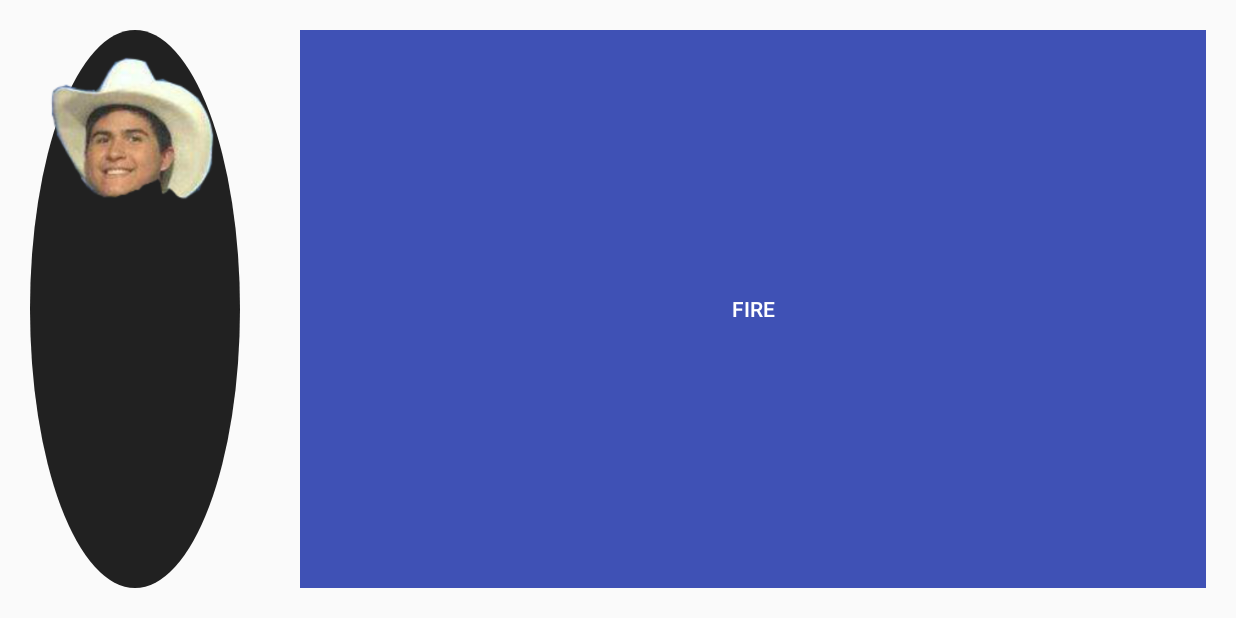
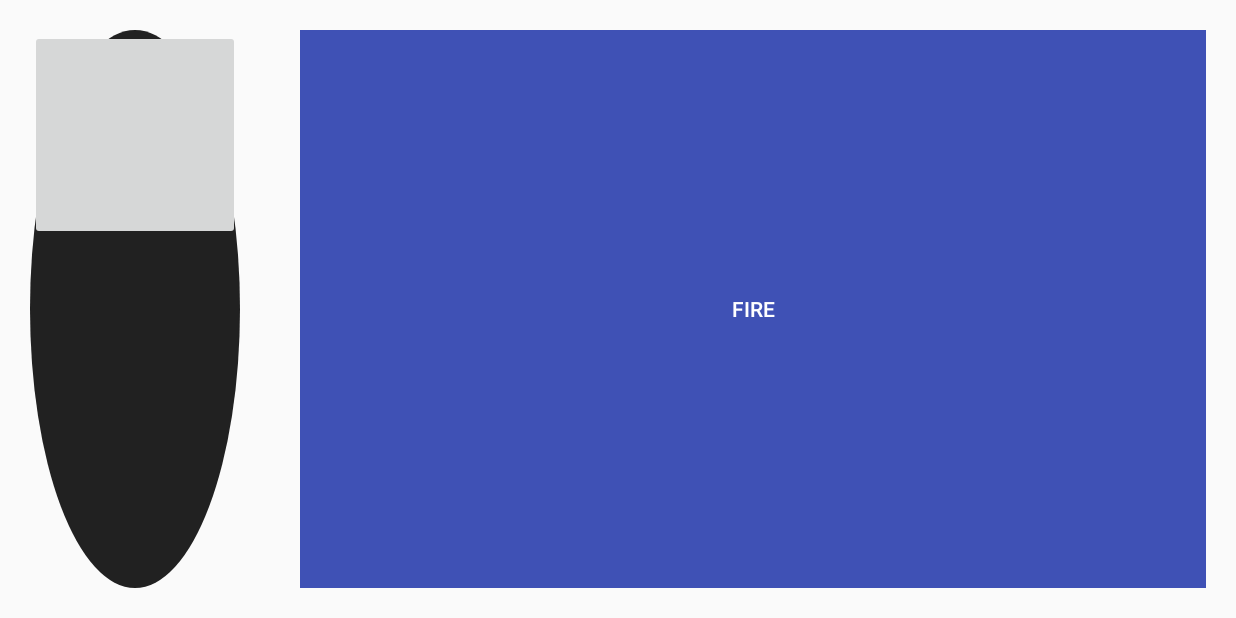
Before and after one commit to miguelacio/BlueetoothController, an Android app: the screen it shows after launch (MainActivity), on a phone screen of 824 x 412 dp (held sideways). Run offline under Robolectric (Android 15) with nearby library versions, the phone set to English and light mode, and no system bars; libraries missing offline, so code that uses them is left out: com.jmedeisis.bugstick; plain views replace Joystick; 2 statements that could not run were skipped.

Commit message:
se mejoro

```diff
--- a/app/build.gradle
+++ b/app/build.gradle
@@ -2,7 +2,7 @@ apply plugin: 'com.android.application'
 
 android {
     compileSdkVersion 26
-    buildToolsVersion "26.0.1"
+    buildToolsVersion "26.0.2"
     defaultConfig {
         applicationId "mx.happylittlebox.repartidor.bluetoothcontroller"
         minSdkVersion 15
--- a/app/src/main/AndroidManifest.xml
+++ b/app/src/main/AndroidManifest.xml
@@ -7,9 +7,9 @@
 
     <application
         android:allowBackup="true"
-        android:icon="@drawable/fernando_uno"
+        android:icon="@mipmap/ic_launcher"
         android:label="@string/app_name"
-        android:roundIcon="@drawable/fernando_uno"
+        android:roundIcon="@mipmap/ic_launcher_round"
         android:supportsRtl="true"
         android:theme="@style/AppTheme">
         <activity
--- a/app/src/main/java/mx/happylittlebox/repartidor/bluetoothcontroller/MainActivity.java
+++ b/app/src/main/java/mx/happylittlebox/repartidor/bluetoothcontroller/MainActivity.java
@@ -138,7 +138,7 @@ public class MainActivity extends AppCompatActivity {
 
         @Override
         protected void onPreExecute() {
-            progress = ProgressDialog.show(MainActivity.this, "Conectando con KIIKO...", "Espere un momento");
+            progress = ProgressDialog.show(MainActivity.this, "Conectando con dispositivo...", "Espere un momento");
         }
 
         @Override
@@ -165,7 +165,7 @@ public class MainActivity extends AppCompatActivity {
                 msg("Conexión Fallida");
                 finish();
             } else {
-                msg("Conectado a KIIKO");
+                msg("Conectado al dispositivo");
                 isBtConnected = true;
             }
             progress.dismiss();
--- a/app/src/main/res/layout/activity_main.xml
+++ b/app/src/main/res/layout/activity_main.xml
@@ -21,8 +21,7 @@
             <ImageButton
                 android:id="@+id/image_button_fernando"
                 android:layout_width="@dimen/stick_size"
-                android:layout_height="@dimen/stick_size"
-                android:background="@drawable/fernando_uno" />
+                android:layout_height="@dimen/stick_size"/>
 
         </com.jmedeisis.bugstick.Joystick>
 
--- a/app/src/main/res/values/strings.xml
+++ b/app/src/main/res/values/strings.xml
@@ -1,3 +1,3 @@
 <resources>
-    <string name="app_name">KIIKO BT Controller</string>
+    <string name="app_name">BT Controller</string>
 </resources>
```
Also changed, not shown: 24 other files.
